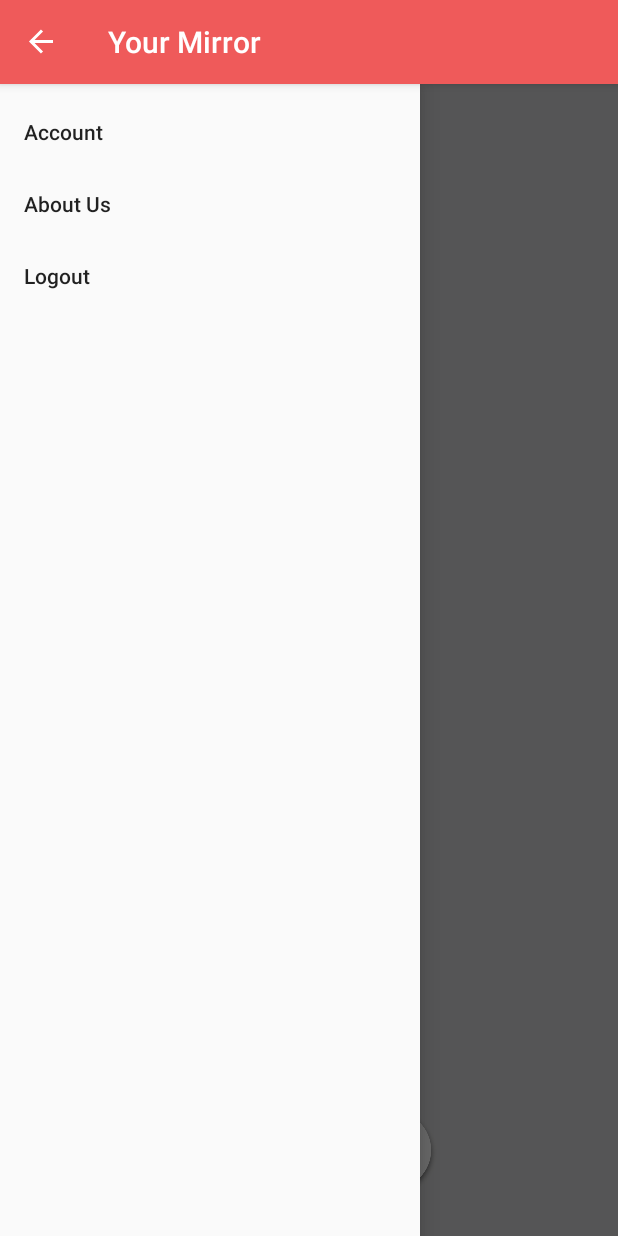
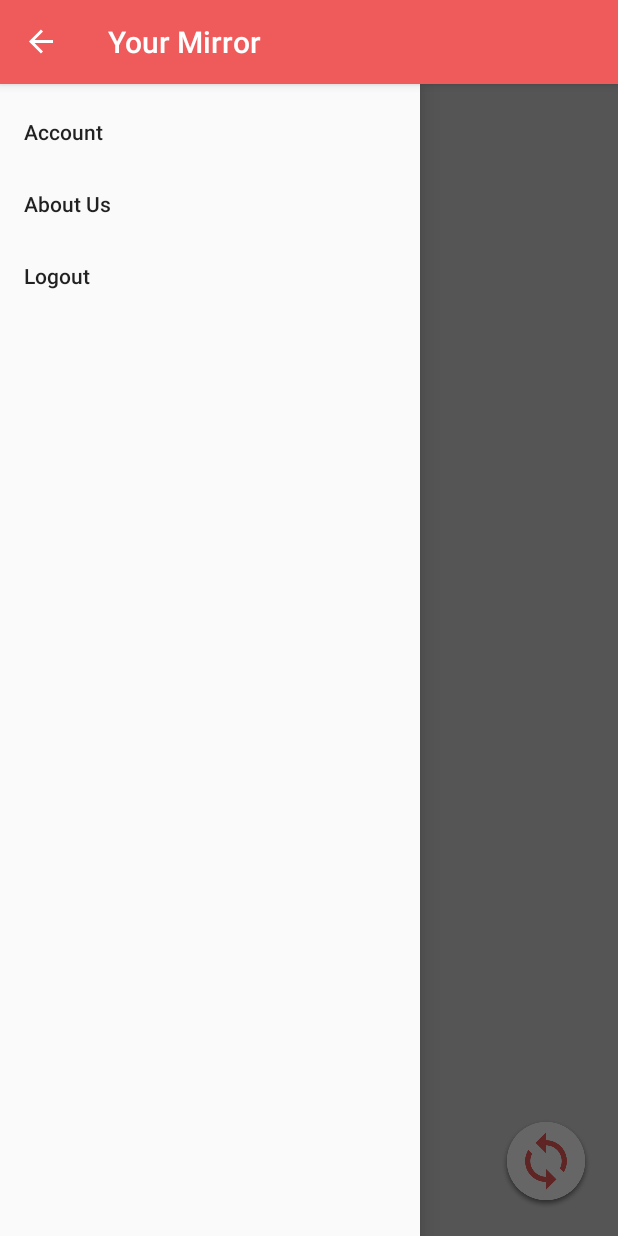
Before and after one commit to alansong95/SmartVanity, an Android app: the screen it shows after launch once a user with an empty profile is signed in (MainActivity), with the side drawer open, on a phone screen of 412 x 824 dp. Run offline under Robolectric (Android 15) with nearby library versions, the phone set to English and light mode, and no system bars; our stand-ins replace Firebase (no records; nobody signed in at launch, a user with empty details on screens opened directly); libraries missing offline, so code that uses them is left out: jp.wasabeef.blurry; 1 statement that could not run was skipped.

Commit message:
I'm pushing these changes in order to save some of the code. I have to reset some changes I did on the develop branch that caused some errors.

```diff
--- a/app/src/main/java/com/example/alan/smartvanity/MainActivity.java
+++ b/app/src/main/java/com/example/alan/smartvanity/MainActivity.java
@@ -297,7 +297,12 @@ public class MainActivity extends AppCompatActivity {
         Intent pickIntent = new Intent(AppWidgetManager.ACTION_APPWIDGET_PICK);
         pickIntent.putExtra(AppWidgetManager.EXTRA_APPWIDGET_ID, appWidgetId);
         addEmptyData(pickIntent);
+
+        //TODO: these two lines are causing a runtime error.
+        Log.d(TAG, "\n\n\n\n\n\n\nR.integer.REQUEST_PICK_APPWIDGET: " + ((Integer) R.integer.REQUEST_PICK_APPWIDGET).toString() + "\n\n\n\n\n");
         startActivityForResult(pickIntent, R.integer.REQUEST_PICK_APPWIDGET);
+        //startActivityForResult(pickIntent, 1);
+
         Log.d("selectWidget", "Ended");
     }
 
--- a/app/src/main/java/com/example/alan/smartvanity/SelectWidget.java
+++ b/app/src/main/java/com/example/alan/smartvanity/SelectWidget.java
@@ -6,6 +6,7 @@ import android.appwidget.AppWidgetProviderInfo;
 import android.content.Intent;
 import android.os.Bundle;
 import android.support.v7.app.AppCompatActivity;
+import android.util.Log;
 import android.view.View;
 import android.widget.AdapterView;
 import android.widget.ListView;
@@ -28,6 +29,7 @@ public class SelectWidget extends AppCompatActivity {
 
     @Override
     protected void onCreate(Bundle savedInstanceState) {
+        Log.d("Select Widget", "Created");
         super.onCreate(savedInstanceState);
         setContentView(R.layout.select_widget);
 
@@ -47,6 +49,7 @@ public class SelectWidget extends AppCompatActivity {
         listView.setOnItemClickListener(new AdapterView.OnItemClickListener() {
             @Override
             public void onItemClick(AdapterView<?> adapterView, View view, int i, long l) {
+                Log.d("Select Widget", "This happened");
                 int appWidgetId = mAppWidgetHost.allocateAppWidgetId();
                 gridIntent.putExtra("WidgetId", appWidgetId);
                 Toast.makeText(SelectWidget.this, appWidgetId + "" , Toast.LENGTH_SHORT).show();
--- a/app/src/main/res/layout/activity_main.xml
+++ b/app/src/main/res/layout/activity_main.xml
@@ -11,15 +11,15 @@
         android:layout_height="match_parent"
         android:id="@+id/main_layout">
 
-        <android.support.v7.widget.ActionBarContainer
-            android:id="@+id/my_toolbar"
-            android:layout_width="match_parent"
-            android:layout_height="?attr/actionBarSize"
-            android:background="?attr/colorPrimary"
-            android:elevation="4dp"
-            android:textAlignment="center"
-            android:theme="@style/ThemeOverlay.AppCompat.ActionBar"
-            app:popupTheme="@style/ThemeOverlay.AppCompat.Light"/>
+        <!--<android.support.v7.widget.ActionBarContainer-->
+            <!--android:id="@+id/my_toolbar"-->
+            <!--android:layout_width="match_parent"-->
+            <!--android:layout_height="?attr/actionBarSize"-->
+            <!--android:background="?attr/colorPrimary"-->
+            <!--android:elevation="4dp"-->
+            <!--android:textAlignment="center"-->
+            <!--android:theme="@style/ThemeOverlay.AppCompat.ActionBar"-->
+            <!--app:popupTheme="@style/ThemeOverlay.AppCompat.Light"/>-->
 
         <ImageView
             android:id="@+id/activity_login_background_image_view"
@@ -42,7 +42,7 @@
             android:layout_alignParentBottom="true"
             android:layout_alignParentEnd="true"
             android:layout_marginBottom="16dp"
-            android:layout_marginEnd="140dp"
+            android:layout_marginEnd="50dp"
             android:layout_marginStart="50dp"
             android:background="@drawable/plus_button"
             app:layout_constraintBottom_toBottomOf="parent"
@@ -55,24 +55,20 @@
             android:layout_height="64dp"
             android:layout_alignParentBottom="true"
             android:layout_alignParentEnd="true"
-            android:layout_marginBottom="23dp"
-            android:layout_marginEnd="140dp"
-            android:layout_marginStart="250dp"
+            android:layout_marginBottom="16dp"
+            android:layout_marginEnd="16dp"
             android:background="@drawable/sync_button"
             app:layout_constraintBottom_toBottomOf="parent"
-            app:layout_constraintEnd_toEndOf="parent"
-            app:layout_constraintStart_toStartOf="parent"  />
+            app:layout_constraintEnd_toEndOf="parent" />
 
         <Button
-            android:layout_width="wrap_content"
-            android:layout_height="wrap_content"
             android:id="@+id/delete_button"
-            android:text="delete"
-            android:layout_marginBottom="23dp"
-            android:layout_marginEnd="140dp"
-            android:layout_marginStart="420dp"
+            android:layout_width="64dp"
+            android:layout_height="64dp"
+            android:layout_marginBottom="16dp"
+            android:layout_marginStart="16dp"
+            android:background="@drawable/delete_button"
             app:layout_constraintBottom_toBottomOf="parent"
-            app:layout_constraintEnd_toEndOf="parent"
             app:layout_constraintStart_toStartOf="parent" />
     </android.support.constraint.ConstraintLayout>
 
```
Also changed, not shown: app/src/main/res/drawable-hdpi/delete_button.png (added), app/src/main/res/drawable-ldpi/delete_button.png (added), app/src/main/res/drawable-mdpi/delete_button.png (added), app/src/main/res/drawable-xxhdpi/delete_button.png (added), app/src/main/res/drawable-xxxhdpi/delete_button.png (added), app/src/main/res/drawable/delete_button.png (added).
